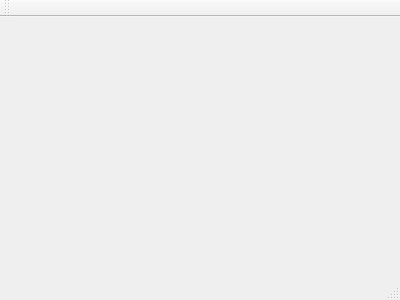
Above: mainwindow.ui from Supremist/SiteSearcher before the change. Below: the same form after it.
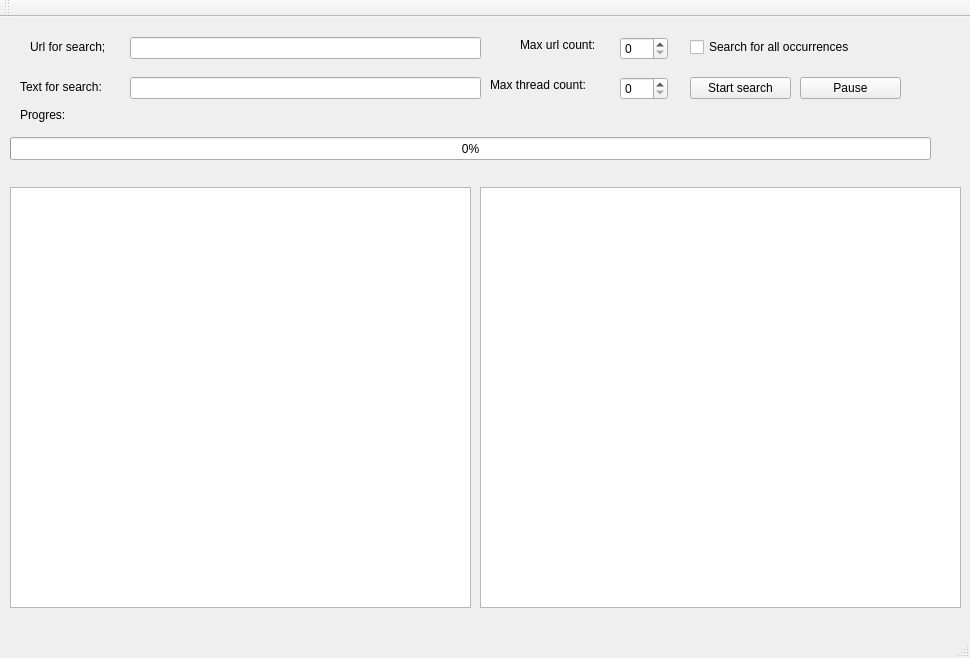
That is the form after the change.

Commit message: The signal-slot version with thread controller

Diff of the .ui file:
```diff
--- a/mainwindow.ui
+++ b/mainwindow.ui
@@ -1,24 +1,217 @@
 <ui version="4.0">
  <class>MainWindow</class>
- <widget class="QMainWindow" name="MainWindow" >
-  <property name="geometry" >
+ <widget class="QMainWindow" name="MainWindow">
+  <property name="geometry">
    <rect>
     <x>0</x>
     <y>0</y>
-    <width>400</width>
-    <height>300</height>
+    <width>970</width>
+    <height>658</height>
    </rect>
   </property>
   <property name="windowTitle" >
    <string>MainWindow</string>
   </property>
-  <widget class="QMenuBar" name="menuBar" />
-  <widget class="QToolBar" name="mainToolBar" />
-  <widget class="QWidget" name="centralWidget" />
-  <widget class="QStatusBar" name="statusBar" />
+  <widget class="QWidget" name="centralWidget">
+   <widget class="QPushButton" name="pushButton">
+    <property name="geometry">
+     <rect>
+      <x>690</x>
+      <y>60</y>
+      <width>101</width>
+      <height>22</height>
+     </rect>
+    </property>
+    <property name="text">
+     <string>Start search</string>
+    </property>
+   </widget>
+   <widget class="QListWidget" name="listWidget">
+    <property name="geometry">
+     <rect>
+      <x>10</x>
+      <y>170</y>
+      <width>461</width>
+      <height>421</height>
+     </rect>
+    </property>
+   </widget>
+   <widget class="QTextBrowser" name="textBrowser">
+    <property name="geometry">
+     <rect>
+      <x>480</x>
+      <y>170</y>
+      <width>481</width>
+      <height>421</height>
+     </rect>
+    </property>
+   </widget>
+   <widget class="QLabel" name="label">
+    <property name="geometry">
+     <rect>
+      <x>30</x>
+      <y>20</y>
+      <width>91</width>
+      <height>20</height>
+     </rect>
+    </property>
+    <property name="text">
+     <string>Url for search;</string>
+    </property>
+   </widget>
+   <widget class="QLineEdit" name="lineEdit">
+    <property name="geometry">
+     <rect>
+      <x>130</x>
+      <y>20</y>
+      <width>351</width>
+      <height>22</height>
+     </rect>
+    </property>
+   </widget>
+   <widget class="QLabel" name="label_2">
+    <property name="geometry">
+     <rect>
+      <x>490</x>
+      <y>60</y>
+      <width>121</width>
+      <height>16</height>
+     </rect>
+    </property>
+    <property name="text">
+     <string>Max thread count:</string>
+    </property>
+   </widget>
+   <widget class="QLineEdit" name="lineEdit_3">
+    <property name="geometry">
+     <rect>
+      <x>130</x>
+      <y>60</y>
+      <width>351</width>
+      <height>22</height>
+     </rect>
+    </property>
+   </widget>
+   <widget class="QLabel" name="label_3">
+    <property name="geometry">
+     <rect>
+      <x>20</x>
+      <y>60</y>
+      <width>101</width>
+      <height>20</height>
+     </rect>
+    </property>
+    <property name="text">
+     <string>Text for search:</string>
+    </property>
+   </widget>
+   <widget class="QLabel" name="label_4">
+    <property name="geometry">
+     <rect>
+      <x>520</x>
+      <y>20</y>
+      <width>121</width>
+      <height>16</height>
+     </rect>
+    </property>
+    <property name="text">
+     <string>Max url count:</string>
+    </property>
+   </widget>
+   <widget class="QSpinBox" name="spinBox">
+    <property name="geometry">
+     <rect>
+      <x>620</x>
+      <y>20</y>
+      <width>48</width>
+      <height>23</height>
+     </rect>
+    </property>
+   </widget>
+   <widget class="QSpinBox" name="spinBox_2">
+    <property name="geometry">
+     <rect>
+      <x>620</x>
+      <y>60</y>
+      <width>48</width>
+      <height>23</height>
+     </rect>
+    </property>
+   </widget>
+   <widget class="QProgressBar" name="progressBar">
+    <property name="geometry">
+     <rect>
+      <x>10</x>
+      <y>120</y>
+      <width>921</width>
+      <height>23</height>
+     </rect>
+    </property>
+    <property name="value">
+     <number>0</number>
+    </property>
+   </widget>
+   <widget class="QCheckBox" name="checkBox">
+    <property name="geometry">
+     <rect>
+      <x>690</x>
+      <y>20</y>
+      <width>191</width>
+      <height>20</height>
+     </rect>
+    </property>
+    <property name="text">
+     <string>Search for all occurrences</string>
+    </property>
+   </widget>
+   <widget class="QPushButton" name="pushButton_2">
+    <property name="geometry">
+     <rect>
+      <x>800</x>
+      <y>60</y>
+      <width>101</width>
+      <height>22</height>
+     </rect>
+    </property>
+    <property name="text">
+     <string>Pause</string>
+    </property>
+   </widget>
+   <widget class="QLabel" name="label_5">
+    <property name="geometry">
+     <rect>
+      <x>20</x>
+      <y>90</y>
+      <width>71</width>
+      <height>16</height>
+     </rect>
+    </property>
+    <property name="text">
+     <string>Progres:</string>
+    </property>
+   </widget>
+  </widget>
+  <widget class="QMenuBar" name="menuBar">
+   <property name="geometry">
+    <rect>
+     <x>0</x>
+     <y>0</y>
+     <width>970</width>
+     <height>19</height>
+    </rect>
+   </property>
+  </widget>
+  <widget class="QToolBar" name="mainToolBar">
+   <attribute name="toolBarArea">
+    <enum>TopToolBarArea</enum>
+   </attribute>
+   <attribute name="toolBarBreak">
+    <bool>false</bool>
+   </attribute>
+  </widget>
+  <widget class="QStatusBar" name="statusBar"/>
  </widget>
- <layoutDefault spacing="6" margin="11" />
- <pixmapfunction></pixmapfunction>
+ <layoutdefault spacing="6" margin="11"/>
  <resources/>
  <connections/>
 </ui>
```
Left out of the diff: 3 changed lines with no effect on the pictures. The commit also changes 9 other files.
